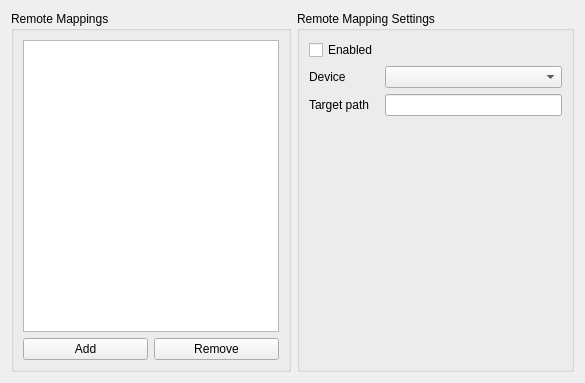
francoisferrand/remotedev, file projectsettingswidget.ui: the form before one commit.
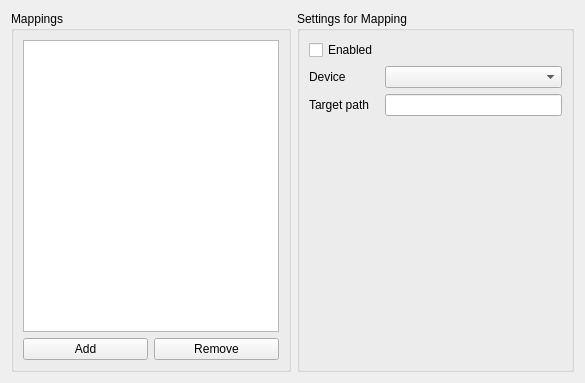
The form after the commit.

Commit message:
Improve mapping management
* Implement "Remove mapping" logic
* Collect / adopt mappings model in plugin's main class
* Proper memory handling for ConnectionManager

The edit to the form file:
```diff
--- a/projectsettingswidget.ui
+++ b/projectsettingswidget.ui
@@ -17,7 +17,7 @@
    <item>
     <widget class="QGroupBox" name="gbxMappings">
      <property name="title">
-      <string>Remote Mappings</string>
+      <string>Mappings</string>
      </property>
      <layout class="QVBoxLayout" name="verticalLayout">
       <item>
@@ -75,7 +75,7 @@
    <item>
     <widget class="QGroupBox" name="gbxSettings">
      <property name="title">
-      <string>Remote Mapping Settings</string>
+      <string>Settings for Mapping</string>
      </property>
      <layout class="QFormLayout" name="formLayout">
       <item row="1" column="0">
```
Left out of the diff: 21 changed lines with no effect on the pictures. The commit also changes 5 other files.
